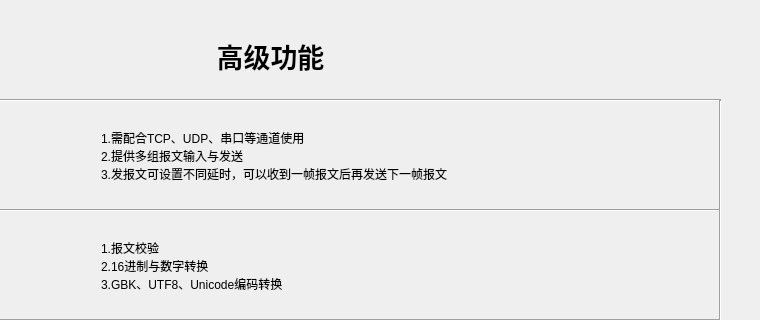
whx110123/nettool, file form/frmfunctions.ui: the form before one commit; both pictures show x 240 to 1000 and y 0 to 320 of the 1000 by 600 pixel window.
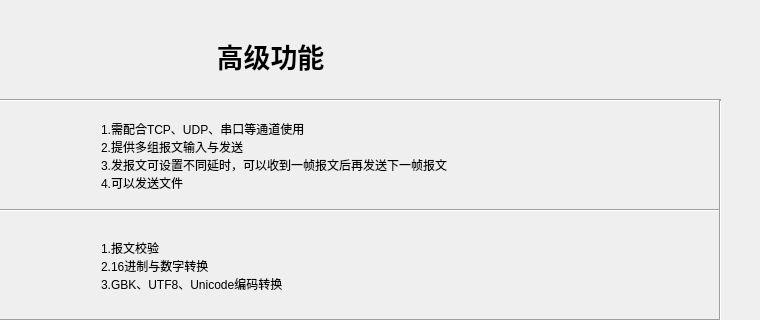
The form after the commit.

Diff of the .ui file:
```diff
--- a/form/frmfunctions.ui
+++ b/form/frmfunctions.ui
@@ -263,7 +263,8 @@
       <property name="text">
        <string>1.需配合TCP、UDP、串口等通道使用
 2.提供多组报文输入与发送
-3.发报文可设置不同延时，可以收到一帧报文后再发送下一帧报文</string>
+3.发报文可设置不同延时，可以收到一帧报文后再发送下一帧报文
+4.可以发送文件</string>
       </property>
      </widget>
     </item>
```
